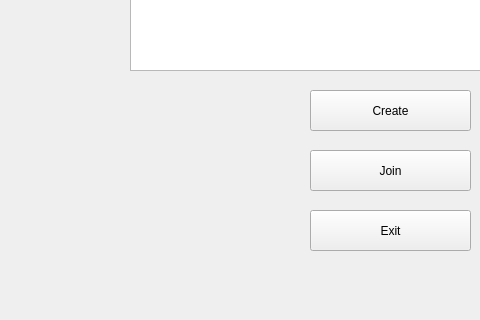
Before: the Qt Designer form Client/startwindow.ui in Maholik/Bataille_navale, drawn with Qt 5; both pictures show x 0 to 480 and y 280 to 600 of the 800 by 600 pixel window.
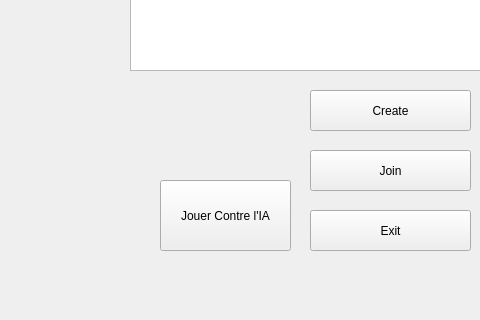
After: the same form once the commit is applied.

```diff
--- a/Client/startwindow.ui
+++ b/Client/startwindow.ui
@@ -84,6 +84,19 @@
      <string>Exit</string>
     </property>
    </widget>
+   <widget class="QPushButton" name="iaButton">
+    <property name="geometry">
+     <rect>
+      <x>160</x>
+      <y>460</y>
+      <width>131</width>
+      <height>71</height>
+     </rect>
+    </property>
+    <property name="text">
+     <string>Jouer Contre l'IA</string>
+    </property>
+   </widget>
   </widget>
   <widget class="QMenuBar" name="menubar">
    <property name="geometry">
```
Left out of the diff: 2 changed lines with no effect on the pictures.
